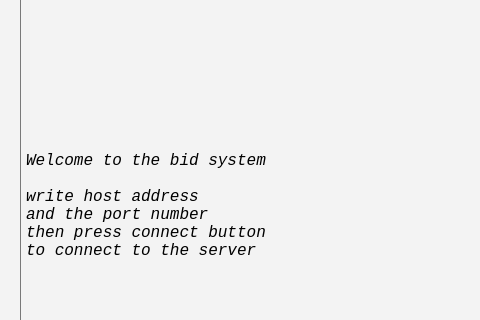
The window that project/tcp/tcpclient/tcpClient/client.ui (Freshield/LEARNING_QT) describes before a commit, drawn with Qt 5; both pictures show x 0 to 480 and y 290 to 610 of the 1028 by 863 pixel window.
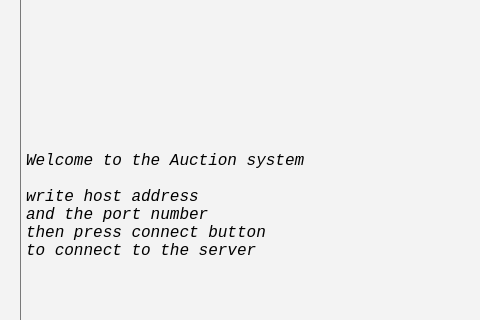
The same window after the commit.

Patch:
```diff
--- a/project/tcp/tcpclient/tcpClient/client.ui
+++ b/project/tcp/tcpclient/tcpClient/client.ui
@@ -624,7 +624,7 @@
     <enum>QFrame::Sunken</enum>
    </property>
    <property name="text">
-    <string>Welcome to the bid system
+    <string>Welcome to the Auction system
 
 write host address
 and the port number
```
